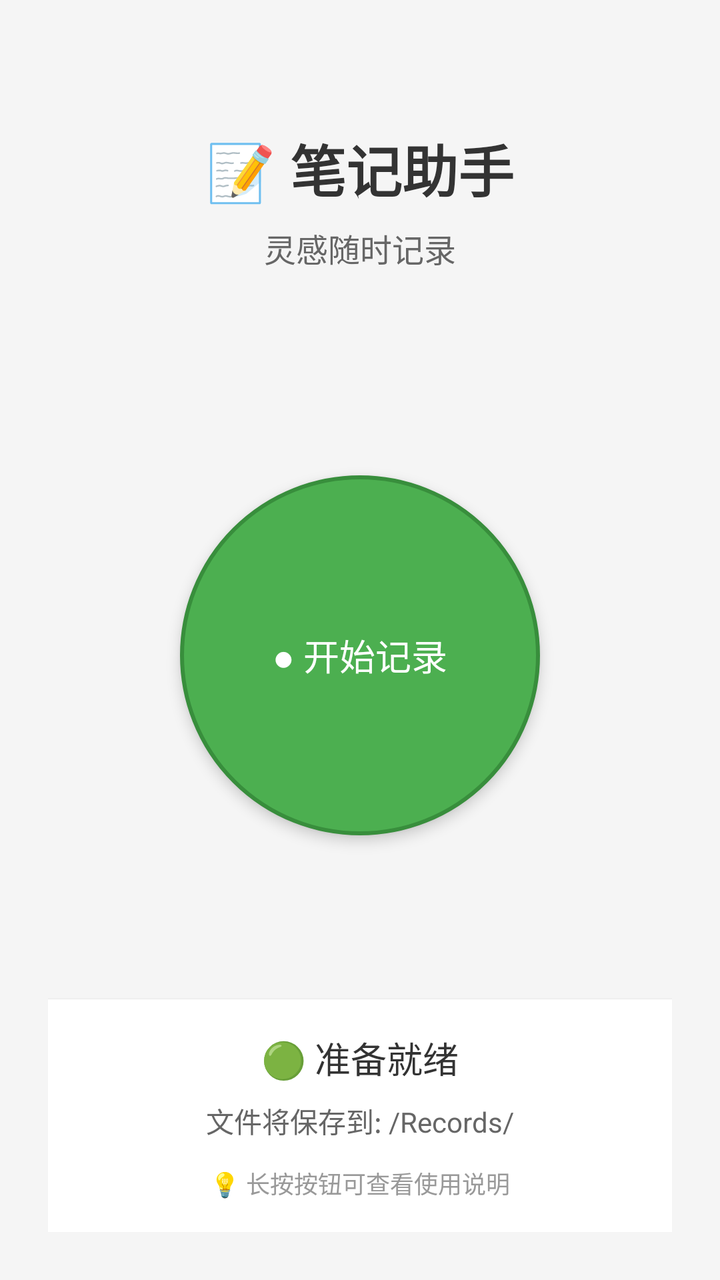
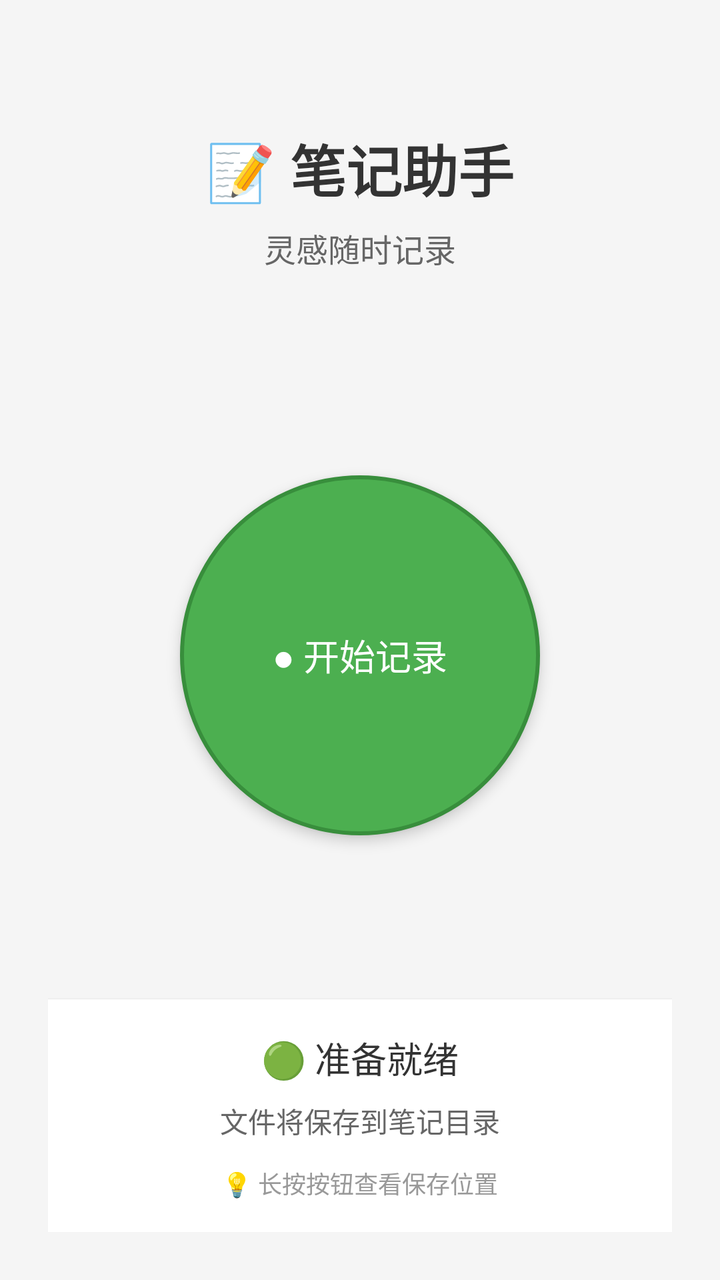

Before-and-after screenshots of an Android layout around one commit, followed by the original layout XML and the change that was made.
<!-- AndroidManifest.xml: application theme android:Theme.Light -->
<!-- res/layout/activity_main.xml -->
<?xml version="1.0" encoding="utf-8"?>
<LinearLayout xmlns:android="http://schemas.android.com/apk/res/android"
    xmlns:tools="http://schemas.android.com/tools"
    android:layout_width="match_parent"
    android:layout_height="match_parent"
    android:padding="24dp"
    android:orientation="vertical"
    android:gravity="center_horizontal"
    android:background="#F5F5F5"
    tools:context=".MainActivity">

    
    <TextView
        android:id="@+id/titleText"
        android:layout_width="wrap_content"
        android:layout_height="wrap_content"
        android:text="📝 笔记助手"
        android:textSize="28sp"
        android:textStyle="bold"
        android:textColor="#333333"
        android:layout_marginTop="40dp" />

    <TextView
        android:id="@+id/subtitleText"
        android:layout_width="wrap_content"
        android:layout_height="wrap_content"
        android:text="灵感随时记录"
        android:textSize="16sp"
        android:textColor="#666666"
        android:layout_marginTop="8dp" />

    
    <LinearLayout
        android:layout_width="match_parent"
        android:layout_height="0dp"
        android:layout_weight="1"
        android:orientation="vertical"
        android:gravity="center"
        android:layout_marginTop="40dp">

        <Button
            android:id="@+id/recordButton"
            android:layout_width="180dp"
            android:layout_height="180dp"
            android:text="● 开始记录"
            android:textSize="18sp"
            android:textColor="#FFFFFF"
            android:background="@drawable/record_button_bg"
            android:stateListAnimator="@null"
            android:elevation="4dp" />

        <TextView
            android:id="@+id/timerText"
            android:layout_width="wrap_content"
            android:layout_height="wrap_content"
            android:text="00:00"
            android:textSize="32sp"
            android:textColor="#333333"
            android:layout_marginTop="24dp"
            android:visibility="gone" />
    </LinearLayout>

    
    <LinearLayout
        android:layout_width="match_parent"
        android:layout_height="wrap_content"
        android:orientation="vertical"
        android:gravity="center_horizontal"
        android:layout_marginTop="20dp"
        android:padding="16dp"
        android:background="#FFFFFF"
        android:elevation="2dp"
        android:radius="12dp">

        <TextView
            android:id="@+id/statusText"
            android:layout_width="wrap_content"
            android:layout_height="wrap_content"
            android:text="🟢 准备就绪"
            android:textSize="18sp"
            android:textColor="#333333" />

        <TextView
            android:id="@+id/fileInfoText"
            android:layout_width="wrap_content"
            android:layout_height="wrap_content"
            android:text="文件将保存到: /Records/"
            android:textSize="14sp"
            android:textColor="#666666"
            android:layout_marginTop="8dp" />

        <TextView
            android:id="@+id/hintText"
            android:layout_width="wrap_content"
            android:layout_height="wrap_content"
            android:text="💡 长按按钮可查看使用说明"
            android:textSize="12sp"
            android:textColor="#999999"
            android:layout_marginTop="12dp" />
    </LinearLayout>

</LinearLayout>
<!-- resources referenced by this layout -->
<resources>
  <!-- drawable record_button_bg (drawable) -->
  <?xml version="1.0" encoding="utf-8"?>
  <selector xmlns:android="http://schemas.android.com/apk/res/android">
      
      
      <item>
          <shape android:shape="oval">
              <solid android:color="#4CAF50" />
              <size android:width="180dp" android:height="180dp" />
              <stroke android:width="2dp" android:color="#388E3C" />
          </shape>
      </item>
      
      
      <item android:state_pressed="true">
          <shape android:shape="oval">
              <solid android:color="#388E3C" />
              <size android:width="180dp" android:height="180dp" />
              <stroke android:width="2dp" android:color="#2E7D32" />
          </shape>
      </item>
      
      
      <item>
          <shape android:shape="oval">
              <solid android:color="#F44336" />
              <size android:width="180dp" android:height="180dp" />
              <stroke android:width="2dp" android:color="#D32F2F" />
          </shape>
      </item>
  
  </selector>
</resources>

<!-- the commit's change to res/layout/activity_main.xml (unified diff, before → after) -->
@@ -84,7 +84,7 @@
             android:id="@+id/fileInfoText"
             android:layout_width="wrap_content"
             android:layout_height="wrap_content"
-            android:text="文件将保存到: /Records/"
+            android:text="文件将保存到笔记目录"
             android:textSize="14sp"
             android:textColor="#666666"
             android:layout_marginTop="8dp" />
@@ -93,7 +93,7 @@
             android:id="@+id/hintText"
             android:layout_width="wrap_content"
             android:layout_height="wrap_content"
-            android:text="💡 长按按钮可查看使用说明"
+            android:text="💡 长按按钮查看保存位置"
             android:textSize="12sp"
             android:textColor="#999999"
             android:layout_marginTop="12dp" />
